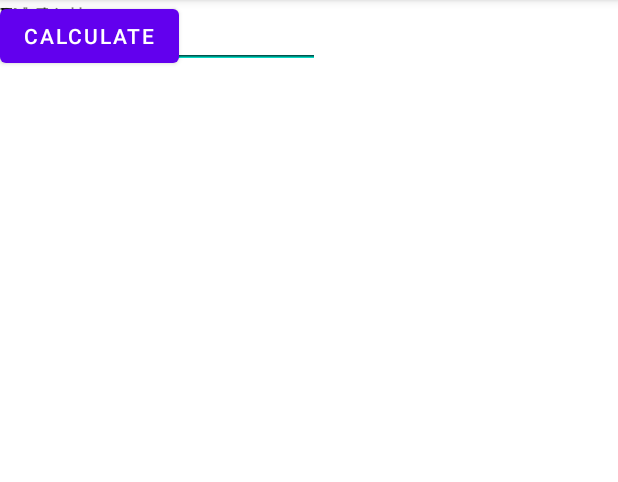
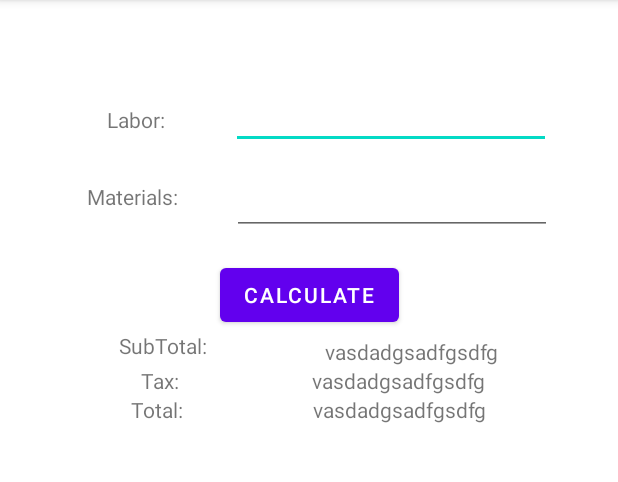
Before and after one commit to shyamsundarmohan/ContractorCalculator, an Android app: the screen it shows after launch (MainActivity), on a phone screen of 412 x 824 dp, the part 84-566 px from its top. Run offline under Robolectric (Android 15) with nearby library versions, the phone set to English and light mode, and no system bars.

Commit message:
commit
layout commit initial

```diff
--- a/app/src/main/res/layout/activity_main.xml
+++ b/app/src/main/res/layout/activity_main.xml
@@ -5,93 +5,139 @@
     android:layout_width="match_parent"
     android:layout_height="match_parent">
 
+    <Space
+        android:id="@+id/spacer1"
+        android:layout_width="wrap_content"
+        android:layout_height="50dp" />
+
 
     <EditText
         android:id="@+id/editTextLabor"
         android:layout_width="wrap_content"
         android:layout_height="wrap_content"
+        android:layout_marginTop="4dp"
         android:ems="10"
         android:inputType="numberDecimal"
-        tools:layout_editor_absoluteX="110dp"
-        tools:layout_editor_absoluteY="50dp" />
+        app:layout_constraintEnd_toEndOf="parent"
+        app:layout_constraintHorizontal_bias="0.776"
+        app:layout_constraintStart_toStartOf="parent"
+        app:layout_constraintTop_toBottomOf="@id/spacer1" />
 
     <TextView
         android:id="@+id/textViewlabor"
         android:layout_width="wrap_content"
         android:layout_height="wrap_content"
+        android:layout_marginTop="20dp"
         android:text="@string/labor"
-        tools:layout_editor_absoluteX="32dp"
-        tools:layout_editor_absoluteY="63dp" />
+        app:layout_constraintEnd_toEndOf="parent"
+        app:layout_constraintEnd_toStartOf="@+id/editTextLabor"
+
+        app:layout_constraintHorizontal_bias="0.62"
+        app:layout_constraintStart_toStartOf="parent"
+        app:layout_constraintTop_toBottomOf="@id/spacer1" />
 
     <TextView
-        android:id="@+id/textViewSubTotalVal"
+        android:id="@+id/textViewmaterials"
         android:layout_width="wrap_content"
         android:layout_height="wrap_content"
-        tools:layout_editor_absoluteX="207dp"
-        tools:layout_editor_absoluteY="290dp" />
+        android:layout_marginTop="32dp"
+        android:text="@string/materials"
+        app:layout_constraintEnd_toStartOf="@+id/editTextMaterials"
+        app:layout_constraintHorizontal_bias="0.62"
+        app:layout_constraintStart_toStartOf="parent"
+        app:layout_constraintTop_toBottomOf="@id/textViewlabor" />
+
+    <EditText
+        android:id="@+id/editTextMaterials"
+        android:layout_width="wrap_content"
+        android:layout_height="wrap_content"
+        android:layout_marginTop="12dp"
+        android:layout_marginEnd="44dp"
+        android:ems="10"
+        android:inputType="numberDecimal"
+        app:layout_constraintEnd_toEndOf="parent"
+        app:layout_constraintTop_toBottomOf="@id/editTextLabor" />
 
     <Button
         android:id="@+id/button"
         android:layout_width="wrap_content"
         android:layout_height="wrap_content"
+        android:layout_marginTop="16dp"
         android:text="@string/calculate"
-        tools:layout_editor_absoluteX="145dp"
-        tools:layout_editor_absoluteY="213dp" />
+        app:layout_constraintEnd_toEndOf="parent"
+        app:layout_constraintHorizontal_bias="0.5"
+        app:layout_constraintStart_toStartOf="parent"
+        app:layout_constraintTop_toBottomOf="@id/editTextMaterials" />
 
     <TextView
         android:id="@+id/textViewSubTotal"
         android:layout_width="wrap_content"
         android:layout_height="wrap_content"
         android:text="@string/subtotal"
-        tools:layout_editor_absoluteX="148dp"
-        tools:layout_editor_absoluteY="290dp" />
+        app:layout_constraintEnd_toStartOf="@+id/textViewSubTotalVal"
+        app:layout_constraintHorizontal_bias="0.45"
+        app:layout_constraintStart_toStartOf="parent"
+        app:layout_constraintTop_toBottomOf="@id/button" />
+
+    <TextView
+        android:id="@+id/textViewSubTotalVal"
+        android:layout_width="wrap_content"
+        android:layout_height="wrap_content"
+        android:layout_marginTop="4dp"
+        android:text="vasdadgsadfgsdfg"
+        app:layout_constraintEnd_toEndOf="parent"
+        app:layout_constraintStart_toEndOf="@+id/textViewSubTotal"
+        app:layout_constraintTop_toBottomOf="@id/button" />
+
+    <TextView
+        android:id="@+id/textViewTax"
+        android:layout_width="wrap_content"
+        android:layout_height="wrap_content"
+
+        android:layout_marginTop="4dp"
+        android:text="@string/tax"
+        app:layout_constraintEnd_toStartOf="@+id/textViewSubTotalVal"
+
+        app:layout_constraintHorizontal_bias="0.491"
+        app:layout_constraintStart_toStartOf="parent"
+        app:layout_constraintTop_toBottomOf="@id/textViewSubTotal" />
+
+    <TextView
+        android:id="@+id/textViewTaxVal"
+        android:layout_width="wrap_content"
+        android:layout_height="wrap_content"
+        android:text="vasdadgsadfgsdfg"
+        app:layout_constraintEnd_toEndOf="parent"
+        app:layout_constraintStart_toEndOf="@+id/textViewTax"
+        app:layout_constraintTop_toBottomOf="@id/textViewSubTotalVal" />
 
     <TextView
         android:id="@+id/textViewTotal"
         android:layout_width="wrap_content"
         android:layout_height="wrap_content"
+
         android:text="@string/total"
-        tools:layout_editor_absoluteX="172dp"
-        tools:layout_editor_absoluteY="356dp" />
+        app:layout_constraintEnd_toStartOf="@+id/textViewTotalVal"
+        app:layout_constraintHorizontal_bias="0.48"
+        app:layout_constraintStart_toStartOf="parent"
+        app:layout_constraintTop_toBottomOf="@id/textViewTax" />
 
     <TextView
         android:id="@+id/textViewTotalVal"
         android:layout_width="wrap_content"
         android:layout_height="wrap_content"
-        tools:layout_editor_absoluteX="207dp"
-        tools:layout_editor_absoluteY="356dp" />
+        android:text="vasdadgsadfgsdfg"
+        app:layout_constraintBottom_toBottomOf="@+id/textViewTotal"
+        app:layout_constraintEnd_toEndOf="parent"
+        app:layout_constraintHorizontal_bias="0.5"
+        app:layout_constraintStart_toEndOf="@+id/textViewTotal"
+        app:layout_constraintTop_toTopOf="@+id/textViewTotal" />
 
-    <TextView
-        android:id="@+id/textViewTax"
+    <androidx.constraintlayout.widget.Group
+        android:id="@+id/group"
         android:layout_width="wrap_content"
         android:layout_height="wrap_content"
-        android:text="@string/tax"
-        tools:layout_editor_absoluteX="181dp"
-        tools:layout_editor_absoluteY="324dp" />
-
-    <TextView
-        android:id="@+id/textViewTaxVal"
-        android:layout_width="wrap_content"
-        android:layout_height="wrap_content"
-        tools:layout_editor_absoluteX="207dp"
-        tools:layout_editor_absoluteY="324dp" />
-
-    <EditText
-        android:id="@+id/editTextMaterials"
-        android:layout_width="wrap_content"
-        android:layout_height="wrap_content"
-        android:ems="10"
-        android:inputType="numberDecimal"
-        tools:layout_editor_absoluteX="110dp"
-        tools:layout_editor_absoluteY="133dp" />
-
-    <TextView
-        android:id="@+id/textViewmaterials"
-        android:layout_width="wrap_content"
-        android:layout_height="wrap_content"
-        android:text="@string/materials"
-        tools:layout_editor_absoluteX="32dp"
-        tools:layout_editor_absoluteY="141dp" />
+        app:constraint_referenced_ids="textViewSubTotalVal" />
 
 
 </androidx.constraintlayout.widget.ConstraintLayout>
--- a/app/src/main/res/values/strings.xml
+++ b/app/src/main/res/values/strings.xml
@@ -1,12 +1,12 @@
 <resources>
     <string name="app_name">ContractorCalculator</string>
 
-        <string name="labor">Labor:</string>
+        <string name="labor">    Labor:</string>
         <string name="materials">Materials:</string>
         <string name="calculate">Calculate</string>
         <string name="subtotal">SubTotal:</string>
-    <string name="tax">Tax:</string>
-    <string name="total">Total:</string>
+    <string name="tax">     Tax:</string>
+    <string name="total">   Total:</string>
 
 
 
```
